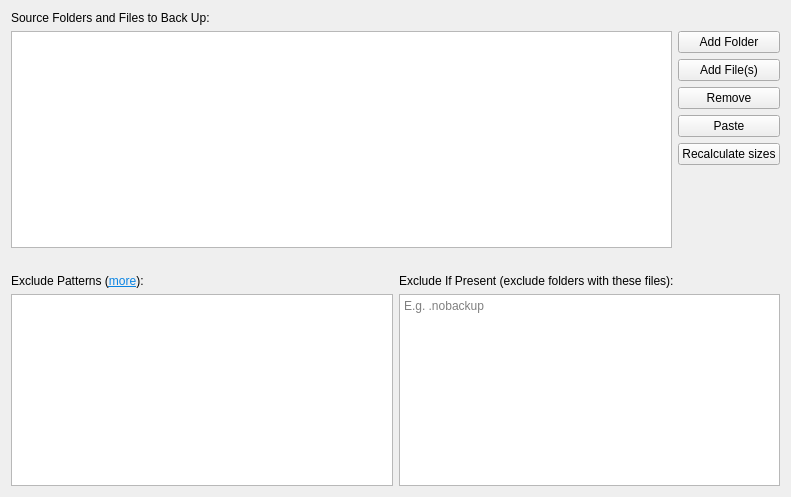
First picture: the form in src/vorta/assets/UI/sourcetab.ui, repository borgbase/vorta, before the edit.
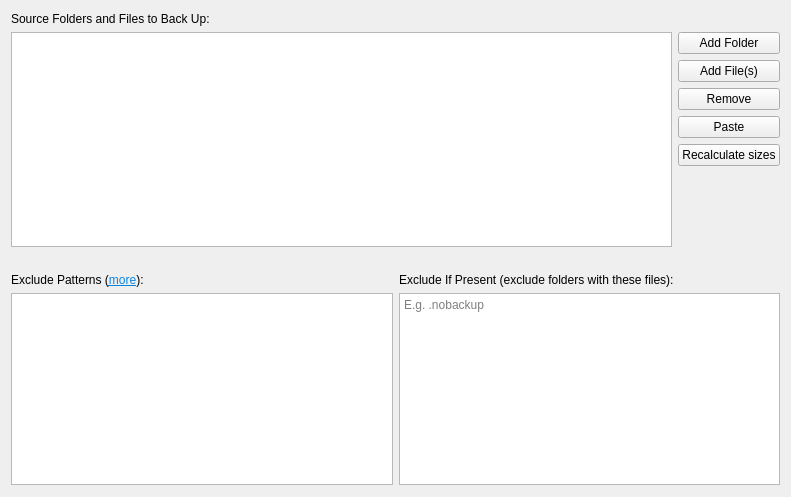
Second picture: the form after the edit.

What changed in the file:
```diff
--- a/src/vorta/assets/UI/sourcetab.ui
+++ b/src/vorta/assets/UI/sourcetab.ui
@@ -14,6 +14,12 @@
    <string>Form</string>
   </property>
   <layout class="QVBoxLayout" name="verticalLayout_2">
+   <property name="topMargin">
+    <number>12</number>
+   </property>
+   <property name="bottomMargin">
+    <number>12</number>
+   </property>
    <item>
     <widget class="QLabel" name="label_6">
      <property name="text">
```
